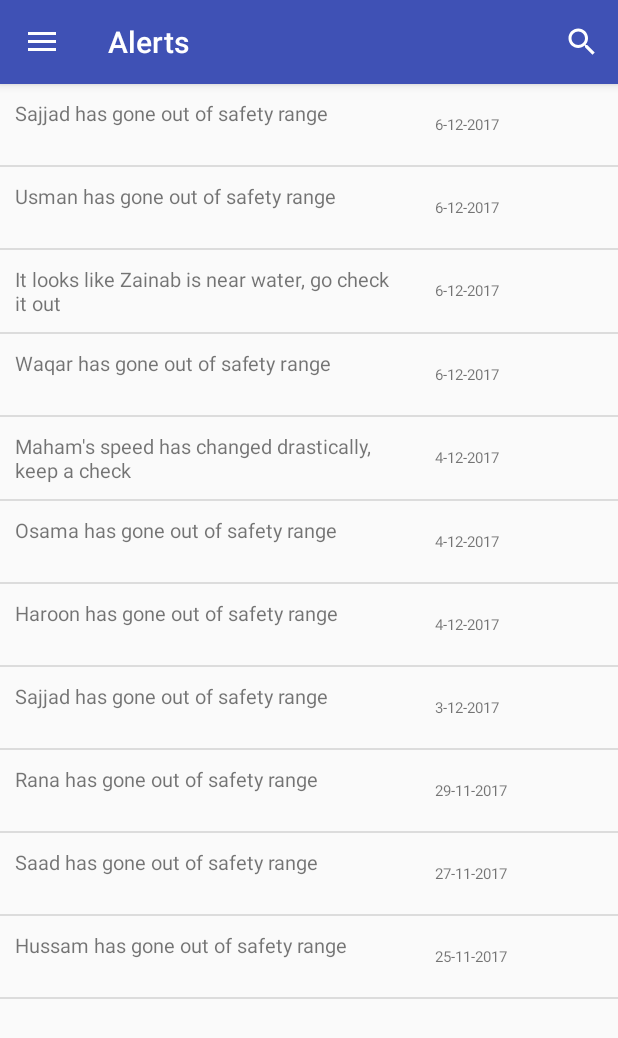
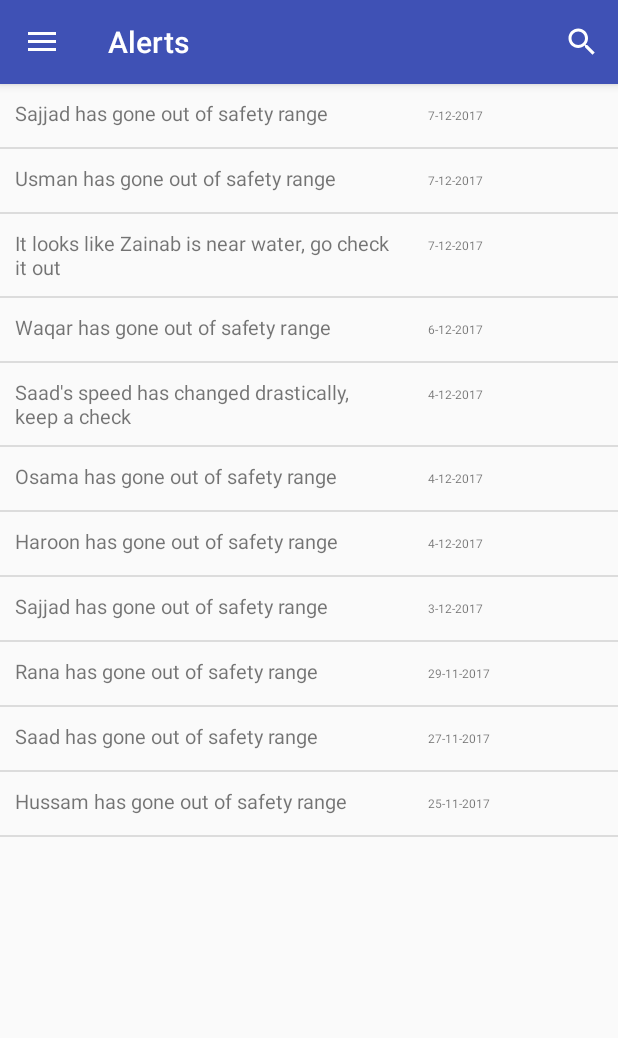
Before and after one commit to usmanrafi/ProTech360, an Android app: the screen it shows after launch (Homepage), in the side drawer, after a tap on "Alerts", on a phone screen of 412 x 824 dp. Shown: the top 1038 px of the screen. Run offline under Robolectric (Android 15) with nearby library versions, the phone set to English and light mode, and no system bars; our stand-ins replace CircleImageView.

Commit message:
Login/Signup/ForgotPassword/Settings/About/Alerts added

```diff
--- a/app/build.gradle
+++ b/app/build.gradle
@@ -31,7 +31,9 @@ dependencies {
     })
     compile 'com.android.support:appcompat-v7:26.+'
     compile 'com.android.support:design:26.+'
+    compile 'de.hdodenhof:circleimageview:2.1.0'
     testCompile 'junit:junit:4.12'
+    implementation 'com.android.support:mediarouter-v7:27.0.2'
 }
 
 
--- a/app/src/main/AndroidManifest.xml
+++ b/app/src/main/AndroidManifest.xml
@@ -6,6 +6,8 @@
     <uses-permission android:name="android.permission.GET_ACCOUNTS" />
     <uses-permission android:name="android.permission.READ_PROFILE" />
     <uses-permission android:name="android.permission.READ_CONTACTS" />
+    <uses-permission android:name="android.permission.READ_EXTERNAL_STORAGE" />
+    <uses-permission android:name="android.permission.WRITE_EXTERNAL_STORAGE" />
     <uses-permission android:name="android.permission.WRITE_EXTERNAL_STORAGE"/>
 
     <uses-permission android:name="android.permission.ACCESS_COARSE_LOCATION"/>
@@ -22,6 +24,7 @@
         android:theme="@style/AppTheme">
         <activity
             android:name=".VerificationActivity"
+            android:label="ProTech360">
             android:label="ProTech360"
             android:screenOrientation="portrait">
             <intent-filter>
--- a/app/src/main/java/fyp/protech360/Alerts.java
+++ b/app/src/main/java/fyp/protech360/Alerts.java
@@ -12,6 +12,8 @@ import android.view.MenuItem;
 import android.view.View;
 import android.view.ViewGroup;
 import android.view.inputmethod.InputMethodManager;
+import android.widget.AdapterView;
+import android.widget.CheckBox;
 import android.widget.ListView;
 import android.widget.SearchView;
 import android.widget.Toast;
@@ -34,9 +36,20 @@ public class Alerts extends Fragment {
         ((Homepage) getActivity()).setActionBarTitle("Alerts");
         setHasOptionsMenu(true);
         listView = (ListView) myView.findViewById(R.id.alertList);
+        listView.setClickable(true);
+        listView.setAdapter(alertAdapter);
+        listView.setOnItemLongClickListener(new AdapterView.OnItemLongClickListener() {
 
-        listView.setAdapter(alertAdapter);
+            @Override
+            public boolean onItemLongClick(AdapterView<?> parent, View view, int position, long id) {
 
+                int pos = (int)alertAdapter.getItemId(position);
+                AlertDetail a = (AlertDetail) alerts.get(pos);
+
+                Toast.makeText(getActivity(),a.getMessage(),Toast.LENGTH_SHORT).show();
+                return false;
+            }
+        });
 
         return myView;
     }
@@ -64,11 +77,11 @@ public class Alerts extends Fragment {
 
     public void addList()
     {
-        alerts.add(new AlertDetail("Sajjad has gone out of safety range","6-12-2017","18:11"));
-        alerts.add(new AlertDetail("Usman has gone out of safety range","6-12-2017","15:06"));
-        alerts.add(new AlertDetail("It looks like Zainab is near water, go check it out","6-12-2017","08:56"));
+        alerts.add(new AlertDetail("Sajjad has gone out of safety range","7-12-2017","08:11"));
+        alerts.add(new AlertDetail("Usman has gone out of safety range","7-12-2017","06:06"));
+        alerts.add(new AlertDetail("It looks like Zainab is near water, go check it out","7-12-2017","00:56"));
         alerts.add(new AlertDetail("Waqar has gone out of safety range","6-12-2017","00:10"));
-        alerts.add(new AlertDetail("Maham's speed has changed drastically, keep a check","4-12-2017","23:22"));
+        alerts.add(new AlertDetail("Saad's speed has changed drastically, keep a check","4-12-2017","23:22"));
         alerts.add(new AlertDetail("Osama has gone out of safety range","4-12-2017","19:45"));
         alerts.add(new AlertDetail("Haroon has gone out of safety range","4-12-2017","06:04"));
         alerts.add(new AlertDetail("Sajjad has gone out of safety range","3-12-2017","03:58"));
@@ -76,6 +89,7 @@ public class Alerts extends Fragment {
         alerts.add(new AlertDetail("Saad has gone out of safety range","27-11-2017","15:11"));
         alerts.add(new AlertDetail("Hussam has gone out of safety range","25-11-2017","08:59"));
     }
+
 
     @Override
     public void onCreateOptionsMenu(Menu menu, MenuInflater inflater) {
--- a/app/src/main/java/fyp/protech360/CustomAdapter.java
+++ b/app/src/main/java/fyp/protech360/CustomAdapter.java
@@ -7,17 +7,27 @@ import android.view.View;
 import android.view.ViewGroup;
 import android.widget.ArrayAdapter;
 import android.widget.Button;
+import android.widget.CheckBox;
 import android.widget.Filterable;
 import android.widget.TextView;
 
+import org.w3c.dom.Text;
+
 import java.util.ArrayList;
 import java.util.List;
+
+import de.hdodenhof.circleimageview.CircleImageView;
+
+/**
+ * Created by Aliyan on 12/6/2017.
+ */
 
 public class CustomAdapter extends ArrayAdapter implements Filterable {
         Activity activity;
         ArrayList<AlertDetail> alerts;
         ArrayList<AlertDetail> filteredAlerts;
         AlertHolder holder = new AlertHolder();
+        DeviceHolder deviceHolder = new DeviceHolder();
         int resource;
 
         public CustomAdapter(Activity activity, int resource,ArrayList<AlertDetail> alerts) {
@@ -52,27 +62,38 @@ public class CustomAdapter extends ArrayAdapter implements Filterable {
 
         }
 
-        holder.message = (TextView) convertView.findViewById(R.id.alertMessage);
-        holder.date = (TextView) convertView.findViewById(R.id.alertTime);
+        if(resource == R.layout.alert_row) {
+            holder.message = (TextView) convertView.findViewById(R.id.alertMessage);
+            holder.date = (TextView) convertView.findViewById(R.id.alertTime);
+            holder.checked = (CheckBox) convertView.findViewById(R.id.delete_check);
 
-        AlertDetail a = filteredAlerts.get(position);
-        holder.message.setText(a.getMessage());
+            AlertDetail a = filteredAlerts.get(position);
+            holder.message.setText(a.getMessage());
 
-        if(a.isToday())
-        {
-            holder.date.setText(a.getTime());
+            if (a.isToday()) {
+                holder.date.setText(a.getTime());
+            } else {
+                holder.date.setText(a.getDate());
+            }
         }
-        else
-        {
-            holder.date.setText(a.getDate());
+
+        else if(resource == R.layout.connectionslist_row){
+            deviceHolder.image = (CircleImageView) convertView.findViewById(R.id.contactImageShow);
+            deviceHolder.name = (TextView) convertView.findViewById(R.id.contactNameShow);
         }
 
         return convertView;
     }
 
+    static class DeviceHolder{
+        CircleImageView image;
+        TextView name;
+    }
+
     static class AlertHolder{
         TextView message;
         TextView date;
+        CheckBox checked;
     }
 
     @Override
--- a/app/src/main/res/layout/alert_row.xml
+++ b/app/src/main/res/layout/alert_row.xml
@@ -8,6 +8,11 @@
     android:layout_gravity="center"
     >
 
+    <CheckBox
+        android:layout_width="wrap_content"
+        android:layout_height="wrap_content"
+        android:id="@+id/delete_check"
+        android:visibility="gone"/>
         <TextView
             android:layout_width="270dp"
             android:padding="10dp"
@@ -18,8 +23,8 @@
 
         <TextView
             android:layout_width="wrap_content"
-            android:padding="20dp"
-            android:textSize="10dp"
+            android:padding="15dp"
+            android:textSize="8dp"
             android:layout_gravity="center_horizontal"
             android:text="6-12-2017"
             android:layout_height="wrap_content"
--- a/app/src/main/res/layout/content_homepage.xml
+++ b/app/src/main/res/layout/content_homepage.xml
@@ -12,6 +12,7 @@
         android:layout_width="match_parent"
         android:layout_height="match_parent"
         android:id="@+id/content_frame">
+
     </FrameLayout>
 
 
--- a/build.gradle
+++ b/build.gradle
@@ -3,6 +3,7 @@
 buildscript {
     repositories {
         jcenter()
+        google()
     }
     dependencies {
         classpath 'com.android.tools.build:gradle:3.0.1'
@@ -17,6 +18,7 @@ allprojects {
         jcenter()
         maven { url "https://maven.google.com" }
         google()
+        google()
     }
 }
 
```
Also changed, not shown: app/src/main/java/fyp/protech360/ConnectedDevices.java (+7 -0 lines), app/src/main/java/fyp/protech360/SignUp.java (+45 -2 lines), app/src/main/res/layout/connected_devices.xml (+12 -0 lines), app/src/main/res/layout/connectionslist_row.xml (added, +38 -0 lines), app/src/main/res/layout/signup.xml (+14 -6 lines), app/src/main/res/menu/delete_button.xml (added, +15 -0 lines), app/src/main/res/drawable/add.png (added), app/src/main/res/drawable/plus.png (added).
